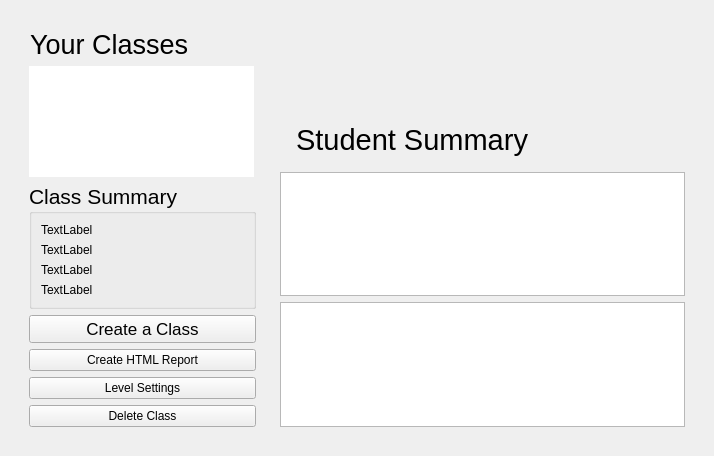
Before: the Qt Designer form portal/src/adminpane.ui in zfrye06/Loque, drawn with Qt 5.
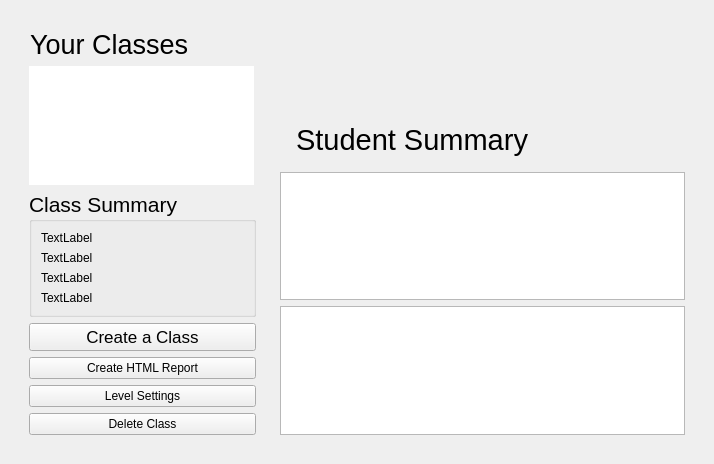
After: the same form once the commit is applied.

Commit message: AdminPane - fixed create class button slightly bigger than other buttons

Diff of the .ui file:
```diff
--- a/portal/src/adminpane.ui
+++ b/portal/src/adminpane.ui
@@ -7,7 +7,7 @@
     <x>0</x>
     <y>0</y>
     <width>714</width>
-    <height>456</height>
+    <height>464</height>
    </rect>
   </property>
   <property name="windowTitle">
@@ -115,6 +115,12 @@
               </item>
               <item>
                <widget class="QPushButton" name="clcreateClassButton">
+                <property name="maximumSize">
+                 <size>
+                  <width>30</width>
+                  <height>30</height>
+                 </size>
+                </property>
                 <property name="font">
                  <font>
                   <pointsize>13</pointsize>
@@ -123,9 +129,6 @@
                 <property name="cursor">
                  <cursorShape>PointingHandCursor</cursorShape>
                 </property>
-                <property name="styleSheet">
-                 <string notr="true"/>
-                </property>
                 <property name="text">
                  <string>Create a Class</string>
                 </property>
@@ -142,10 +145,6 @@
                 <property name="cursor">
                  <cursorShape>PointingHandCursor</cursorShape>
                 </property>
-                <property name="styleSheet">
-                 <string notr="true">
-</string>
-                </property>
                 <property name="text">
                  <string>Create HTML Report</string>
                 </property>
```
Left out of the diff: 6 changed lines with no effect on the pictures.
